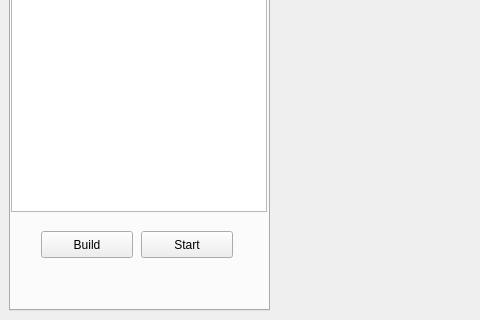
This is src/editor/editorwindow.ui in edvorg/cpp-drash as Qt 5 draws it before an edit; both pictures show x 0 to 480 and y 164 to 484 of the 726 by 484 pixel window. The edited form follows.
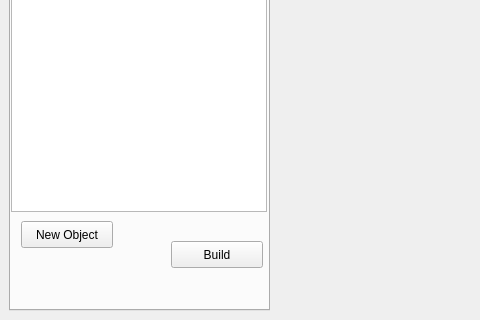
This is the edited form. Custom widgets are drawn as their Qt base class.

Commit message: EditorWindow at proccess of developing

Patch:
```diff
--- a/src/editor/editorwindow.ui
+++ b/src/editor/editorwindow.ui
@@ -45,21 +45,21 @@
        <widget class="QPushButton" name="pushButton">
         <property name="geometry">
          <rect>
-          <x>130</x>
-          <y>360</y>
+          <x>10</x>
+          <y>350</y>
           <width>92</width>
           <height>27</height>
          </rect>
         </property>
         <property name="text">
-         <string>Start</string>
+         <string>New Object</string>
         </property>
        </widget>
        <widget class="QPushButton" name="pushButton_2">
         <property name="geometry">
          <rect>
-          <x>30</x>
-          <y>360</y>
+          <x>160</x>
+          <y>370</y>
           <width>92</width>
           <height>27</height>
          </rect>
```
Left out of the diff: 8 changed lines with no effect on the pictures. The commit also changes 2 other files.
